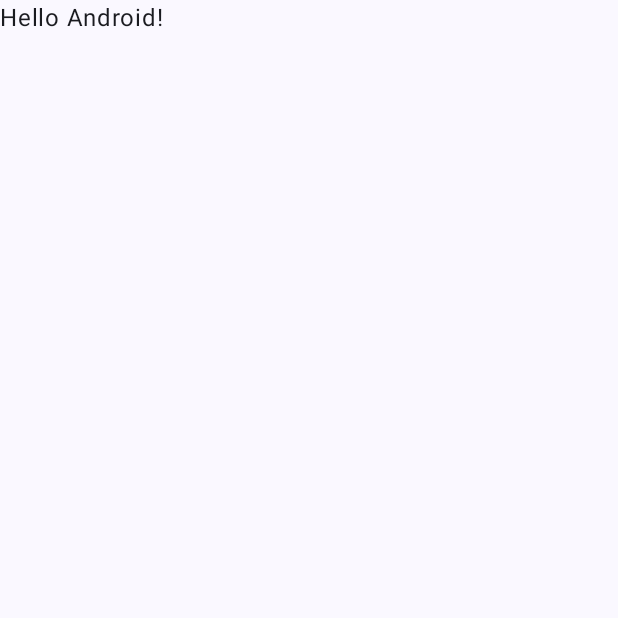
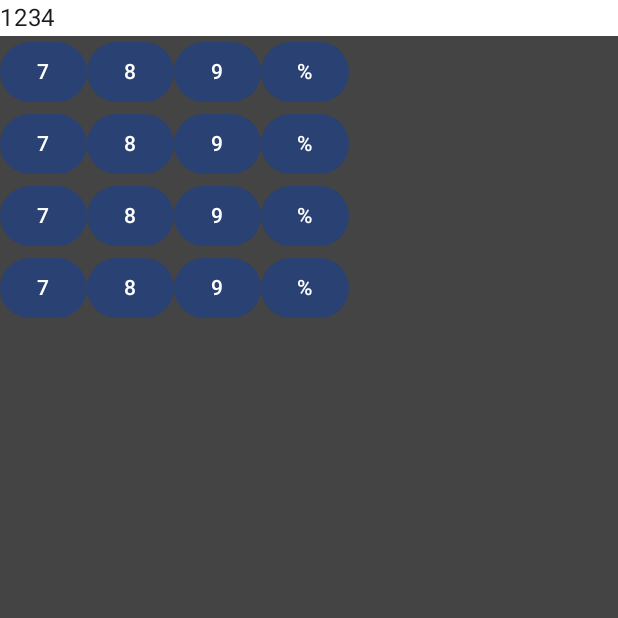
Before and after one commit to DiogoMarques2003/PDM24_23000_Diogo_Marques, an Android app built with Jetpack Compose: the screen it shows after launch (MainActivity), on a phone screen of 412 x 824 dp, the top half of it. Before the commit the part shown is almost empty. Run offline under Robolectric (Android 15) with nearby library versions, the phone set to English and light mode, and no system bars.

Commit message:
inicio layout

```diff
--- a/Calculadora/app/src/main/java/com/example/calculadora/MainActivity.kt
+++ b/Calculadora/app/src/main/java/com/example/calculadora/MainActivity.kt
@@ -4,13 +4,24 @@ import android.os.Bundle
 import androidx.activity.ComponentActivity
 import androidx.activity.compose.setContent
 import androidx.activity.enableEdgeToEdge
+import androidx.compose.foundation.background
+import androidx.compose.foundation.layout.Arrangement
+import androidx.compose.foundation.layout.Column
+import androidx.compose.foundation.layout.Row
 import androidx.compose.foundation.layout.fillMaxSize
+import androidx.compose.foundation.layout.fillMaxWidth
 import androidx.compose.foundation.layout.padding
+import androidx.compose.material3.Button
+import androidx.compose.material3.LocalTextStyle
 import androidx.compose.material3.Scaffold
 import androidx.compose.material3.Text
 import androidx.compose.runtime.Composable
+import androidx.compose.ui.Alignment
 import androidx.compose.ui.Modifier
+import androidx.compose.ui.graphics.Color
+import androidx.compose.ui.text.style.LineHeightStyle
 import androidx.compose.ui.tooling.preview.Preview
+import androidx.compose.ui.unit.dp
 import com.example.calculadora.ui.theme.CalculadoraTheme
 
 class MainActivity : ComponentActivity() {
@@ -20,8 +31,7 @@ class MainActivity : ComponentActivity() {
         setContent {
             CalculadoraTheme {
                 Scaffold(modifier = Modifier.fillMaxSize()) { innerPadding ->
-                    Greeting(
-                        name = "Android",
+                    MainScreen(
                         modifier = Modifier.padding(innerPadding)
                     )
                 }
@@ -30,18 +40,52 @@ class MainActivity : ComponentActivity() {
     }
 }
 
-@Composable
-fun Greeting(name: String, modifier: Modifier = Modifier) {
-    Text(
-        text = "Hello $name!",
-        modifier = modifier
-    )
-}
-
 @Preview(showBackground = true)
 @Composable
-fun GreetingPreview() {
-    CalculadoraTheme {
-        Greeting("Android")
+fun MainScreen(modifier: Modifier = Modifier) {
+    var calcValue = "1234"
+
+    Column (Modifier.background(Color.DarkGray)
+                    .fillMaxSize()) {
+        Row (
+            Modifier.fillMaxWidth()
+        ) {
+            Text( text = calcValue,
+                Modifier.background(Color.White).fillMaxWidth(),
+                style = LocalTextStyle.current.merge(
+                    lineHeightStyle = LineHeightStyle(
+                        alignment = LineHeightStyle.Alignment.Center,
+                        trim = LineHeightStyle.Trim.None
+                    )
+                ))
+        }
+
+        Row {
+            Button(onClick = {}) { Text("7") }
+            Button(onClick = {}) { Text("8") }
+            Button(onClick = {}) { Text("9") }
+            Button(onClick = {}) { Text("%") }
+        }
+
+        Row {
+            Button(onClick = {}) { Text("7") }
+            Button(onClick = {}) { Text("8") }
+            Button(onClick = {}) { Text("9") }
+            Button(onClick = {}) { Text("%") }
+        }
+
+        Row {
+            Button(onClick = {}) { Text("7") }
+            Button(onClick = {}) { Text("8") }
+            Button(onClick = {}) { Text("9") }
+            Button(onClick = {}) { Text("%") }
+        }
+
+        Row {
+            Button(onClick = {}) { Text("7") }
+            Button(onClick = {}) { Text("8") }
+            Button(onClick = {}) { Text("9") }
+            Button(onClick = {}) { Text("%") }
+        }
     }
 }
```
